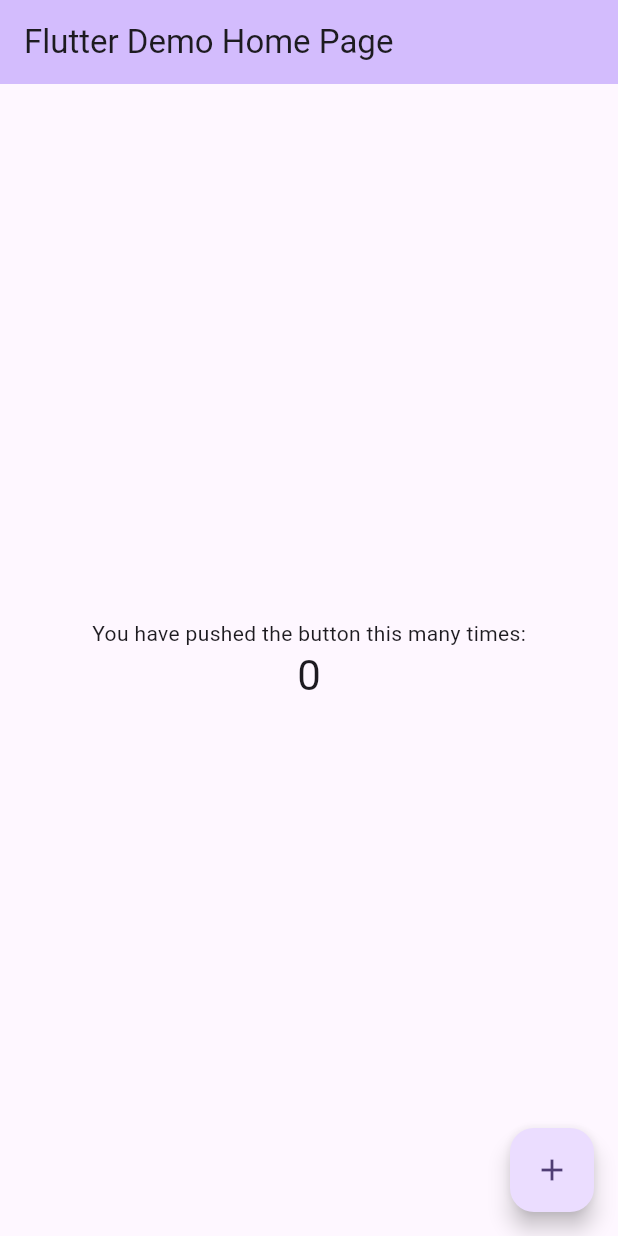
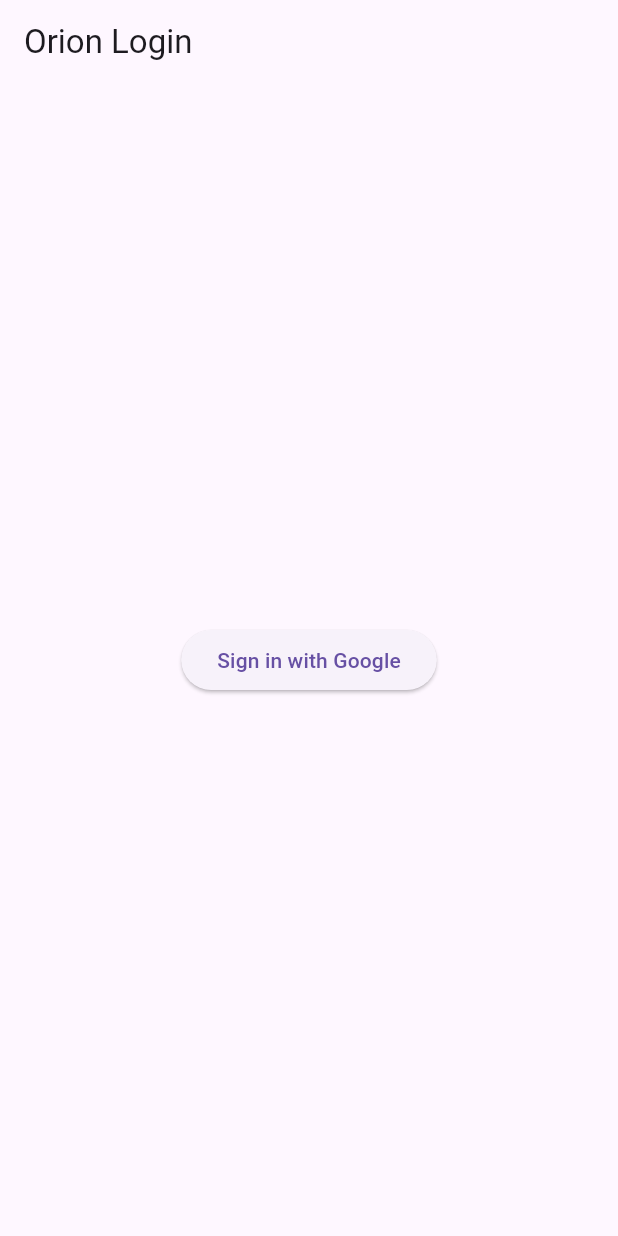
Before and after one commit to wilofice/orion_ai, a Flutter app: the screen it shows after launch, on a phone screen of 412 x 824 dp. Run offline on Flutter 3.47's test engine with Material 3 defaults, Android fonts, the phone set to English and light mode, and no system bars; our stand-ins replace firebase_auth, firebase_core, go_router, google_sign_in; accounts and stored records are empty.

Commit message:
Add GoRouter dependency and create new screens for Chat, Event List, and Main Tabs

```diff
--- a/lib/main.dart
+++ b/lib/main.dart
@@ -1,128 +1,104 @@
+// lib/main.dart
+
 import 'package:flutter/material.dart';
 import 'package:firebase_core/firebase_core.dart';
-import 'firebase_options.dart';
+import 'package:provider/provider.dart';
+// Import your AuthProvider
+import 'src/auth/auth_provider.dart'; // Adjust path as needed
+// Import your RootNavigator or initial app widget
+// import 'package:orion_app/src/navigation/root_navigator.dart'; // Example
+
+// Import Firebase options (generated by FlutterFire CLI)
+import 'firebase_options.dart'; // Ensure this file exists and is configured
 
 void main() async {
   WidgetsFlutterBinding.ensureInitialized();
+  // Initialize Firebase
   await Firebase.initializeApp(
     options: DefaultFirebaseOptions.currentPlatform,
   );
-  runApp(const MyApp());
+  runApp(const OrionApp());
 }
 
-class MyApp extends StatelessWidget {
-  const MyApp({super.key});
+class OrionApp extends StatelessWidget {
+  const OrionApp({super.key});
 
-  // This widget is the root of your application.
   @override
   Widget build(BuildContext context) {
-    return MaterialApp(
-      title: 'Flutter Demo',
+    // Provide AuthProvider at the top of your widget tree
+    return ChangeNotifierProvider<AuthProvider>(
+      create: (_) => AuthProvider(),
+      child: MaterialApp(
+        title: 'Orion Calendar Assistant',
         theme: ThemeData(
-        // This is the theme of your application.
-        //
-        // TRY THIS: Try running your application with "flutter run". You'll see
-        // the application has a purple toolbar. Then, without quitting the app,
-        // try changing the seedColor in the colorScheme below to Colors.green
-        // and then invoke "hot reload" (save your changes or press the "hot
-        // reload" button in a Flutter-supported IDE, or press "r" if you used
-        // the command line to start the app).
-        //
-        // Notice that the counter didn't reset back to zero; the application
-        // state is not lost during the reload. To reset the state, use hot
-        // restart instead.
-        //
-        // This works for code too, not just values: Most code changes can be
-        // tested with just a hot reload.
-        colorScheme: ColorScheme.fromSeed(seedColor: Colors.deepPurple),
+          primarySwatch: Colors.blue,
+          visualDensity: VisualDensity.adaptivePlatformDensity,
         ),
-      home: const MyHomePage(title: 'Flutter Demo Home Page'),
+        // Your RootNavigator will consume AuthProvider to decide
+        // whether to show LoginScreen or MainApp screens.
+        // home: RootNavigator(), // Example
+        home: const AuthGate(), // Placeholder for navigation logic
+      ),
     );
   }
 }
 
-class MyHomePage extends StatefulWidget {
-  const MyHomePage({super.key, required this.title});
-
-  // This widget is the home page of your application. It is stateful, meaning
-  // that it has a State object (defined below) that contains fields that affect
-  // how it looks.
-
-  // This class is the configuration for the state. It holds the values (in this
-  // case the title) provided by the parent (in this case the App widget) and
-  // used by the build method of the State. Fields in a Widget subclass are
-  // always marked "final".
-
-  final String title;
-
-  @override
-  State<MyHomePage> createState() => _MyHomePageState();
-}
-
-class _MyHomePageState extends State<MyHomePage> {
-  int _counter = 0;
-
-  void _incrementCounter() {
-    setState(() {
-      // This call to setState tells the Flutter framework that something has
-      // changed in this State, which causes it to rerun the build method below
-      // so that the display can reflect the updated values. If we changed
-      // _counter without calling setState(), then the build method would not be
-      // called again, and so nothing would appear to happen.
-      _counter++;
-    });
-  }
+// Placeholder widget to demonstrate consuming AuthProvider
+// This logic will typically be in your RootNavigator (FE-TASK-7)
+class AuthGate extends StatelessWidget {
+  const AuthGate({super.key});
 
   @override
   Widget build(BuildContext context) {
-    // This method is rerun every time setState is called, for instance as done
-    // by the _incrementCounter method above.
-    //
-    // The Flutter framework has been optimized to make rerunning build methods
-    // fast, so that you can just rebuild anything that needs updating rather
-    // than having to individually change instances of widgets.
+    // Listen to AuthProvider
+    final authProvider = Provider.of<AuthProvider>(context);
+
+    if (authProvider.isLoading) {
+      return const Scaffold(
+        body: Center(child: CircularProgressIndicator()),
+      );
+    }
+
+    if (authProvider.isAuthenticated) {
+      // Replace with your main app screen/navigator
       return Scaffold(
-      appBar: AppBar(
-        // TRY THIS: Try changing the color here to a specific color (to
-        // Colors.amber, perhaps?) and trigger a hot reload to see the AppBar
-        // change color while the other colors stay the same.
-        backgroundColor: Theme.of(context).colorScheme.inversePrimary,
-        // Here we take the value from the MyHomePage object that was created by
-        // the App.build method, and use it to set our appbar title.
-        title: Text(widget.title),
-      ),
+        appBar: AppBar(title: const Text('Orion Main App')),
         body: Center(
-        // Center is a layout widget. It takes a single child and positions it
-        // in the middle of the parent.
           child: Column(
-          // Column is also a layout widget. It takes a list of children and
-          // arranges them vertically. By default, it sizes itself to fit its
-          // children horizontally, and tries to be as tall as its parent.
-          //
-          // Column has various properties to control how it sizes itself and
-          // how it positions its children. Here we use mainAxisAlignment to
-          // center the children vertically; the main axis here is the vertical
-          // axis because Columns are vertical (the cross axis would be
-          // horizontal).
-          //
-          // TRY THIS: Invoke "debug painting" (choose the "Toggle Debug Paint"
-          // action in the IDE, or press "p" in the console), to see the
-          // wireframe for each widget.
             mainAxisAlignment: MainAxisAlignment.center,
-          children: <Widget>[
-            const Text('You have pushed the button this many times:'),
-            Text(
-              '$_counter',
-              style: Theme.of(context).textTheme.headlineMedium,
+            children: [
+              Text('Welcome, ${authProvider.currentUser?.displayName ?? authProvider.currentUser?.email ?? 'User'}!'),
+              const SizedBox(height: 20),
+              ElevatedButton(
+                onPressed: () => authProvider.signOut(),
+                child: const Text('Sign Out'),
               ),
             ],
           ),
         ),
-      floatingActionButton: FloatingActionButton(
-        onPressed: _incrementCounter,
-        tooltip: 'Increment',
-        child: const Icon(Icons.add),
-      ), // This trailing comma makes auto-formatting nicer for build methods.
+      );
+    } else {
+      // Replace with your LoginScreen (FE-TASK-6)
+      // For now, just a button to trigger login
+      return Scaffold(
+        appBar: AppBar(title: const Text('Orion Login')),
+        body: Center(
+          child: Column(
+            mainAxisAlignment: MainAxisAlignment.center,
+            children: [
+              if (authProvider.errorMessage != null)
+                Padding(
+                  padding: const EdgeInsets.all(8.0),
+                  child: Text(authProvider.errorMessage!, style: const TextStyle(color: Colors.red)),
+                ),
+              ElevatedButton(
+                onPressed: () => authProvider.signInWithGoogle(),
+                child: const Text('Sign in with Google'),
+              ),
+            ],
+          ),
+        ),
       );
     }
   }
+}
--- a/lib/src/auth/auth_provider.dart
+++ b/lib/src/auth/auth_provider.dart
@@ -0,0 +1,196 @@
+// lib/src/auth/auth_provider.dart
+
+import 'dart:async';
+import 'package:flutter/material.dart'; // For ChangeNotifier
+import 'package:firebase_auth/firebase_auth.dart' as fb_auth; // Alias to avoid name clash
+import 'package:google_sign_in/google_sign_in.dart';
+// For FirebaseException
+// import 'package:firebase_analytics/firebase_analytics.dart'; // For logging events
+
+// Define a simpler User type if needed, or use fb_auth.User directly
+// For this example, fb_auth.User is sufficient.
+// typedef User = fb_auth.User;
+
+class AuthProvider with ChangeNotifier {
+  final fb_auth.FirebaseAuth _firebaseAuth;
+  final GoogleSignIn _googleSignIn;
+  // final FirebaseAnalytics _analytics; // Optional: for logging
+
+  fb_auth.User? _currentUser;
+  bool _isLoading = true; // Start true for initial auth state check
+  String? _errorMessage;
+  String? _googleIdToken; // Store Google ID token if needed
+  String? _googleAccessToken; // Store Google Access token if needed for direct API calls
+
+  StreamSubscription<fb_auth.User?>? _authStateSubscription;
+
+  AuthProvider({
+    fb_auth.FirebaseAuth? firebaseAuth,
+    GoogleSignIn? googleSignIn,
+    // FirebaseAnalytics? analytics,
+  })  : _firebaseAuth = firebaseAuth ?? fb_auth.FirebaseAuth.instance,
+        _googleSignIn = googleSignIn ?? GoogleSignIn(
+          // Optionally configure scopes here if needed for Google APIs directly
+          // scopes: [
+          //   'email',
+          //   'https://www.googleapis.com/auth/calendar.readonly', // Example scope
+          // ],
+        )
+  // _analytics = analytics ?? FirebaseAnalytics.instance
+  {
+    _listenToAuthChanges();
+  }
+
+  // --- Getters for state ---
+  fb_auth.User? get currentUser => _currentUser;
+  bool get isLoading => _isLoading;
+  String? get errorMessage => _errorMessage;
+  String? get googleIdToken => _googleIdToken;
+  String? get googleAccessToken => _googleAccessToken;
+
+  bool get isAuthenticated => _currentUser != null;
+
+  // --- Step 4.5: Listen to auth state changes ---
+  void _listenToAuthChanges() {
+    print('AuthProvider: Setting up Firebase auth state listener...');
+    _authStateSubscription = _firebaseAuth.authStateChanges().listen(
+          (fb_auth.User? user) {
+        print('AuthProvider: Auth state changed. User: ${user?.uid ?? 'No user'}');
+        _currentUser = user;
+        _googleIdToken = null; // Clear tokens on auth state change
+        _googleAccessToken = null;
+
+        if (_isLoading) {
+          _isLoading = false; // Finished initial check
+        }
+        _errorMessage = null; // Clear any previous errors on auth change
+        notifyListeners();
+      },
+      onError: (error) {
+        print('AuthProvider: Auth state listener error: $error');
+        _currentUser = null;
+        _googleIdToken = null;
+        _googleAccessToken = null;
+        _errorMessage = "Error in authentication state: $error";
+        if (_isLoading) {
+          _isLoading = false;
+        }
+        notifyListeners();
+      },
+    );
+  }
+
+  // --- Step 4.2: Implement signInWithGoogle ---
+  Future<void> signInWithGoogle() async {
+    _isLoading = true;
+    _errorMessage = null;
+    notifyListeners();
+    print('AuthProvider: Attempting Google Sign-In...');
+
+    try {
+      // Trigger the Google authentication flow.
+      final GoogleSignInAccount? googleUser = await _googleSignIn.signIn();
+
+      if (googleUser == null) {
+        // User cancelled the sign-in
+        print('AuthProvider: Google Sign-In cancelled by user.');
+        _errorMessage = 'Sign-in cancelled by user.';
+        _isLoading = false;
+        notifyListeners();
+        return;
+      }
+      print('AuthProvider: Google Sign-In successful, got GoogleSignInAccount.');
+
+      // Obtain the auth details from the request
+      final GoogleSignInAuthentication googleAuth = await googleUser.authentication;
+      _googleIdToken = googleAuth.idToken;
+      _googleAccessToken = googleAuth.accessToken; // Useful for direct Google API calls
+      print('AuthProvider: Retrieved Google ID and Access tokens.');
+
+      if (googleAuth.idToken == null) {
+        throw fb_auth.FirebaseAuthException(
+          code: 'google-sign-in-no-id-token',
+          message: 'Google Sign-In failed to return an ID token.',
+        );
+      }
+
+      // Create a new Firebase credential
+      final fb_auth.AuthCredential credential = fb_auth.GoogleAuthProvider.credential(
+        accessToken: googleAuth.accessToken,
+        idToken: googleAuth.idToken,
+      );
+      print('AuthProvider: Created Firebase Google credential.');
+
+      // Sign-in to Firebase with the credential
+      await _firebaseAuth.signInWithCredential(credential);
+      print('AuthProvider: Firebase Sign-In with Google credential successful.');
+
+      // Log analytics event (optional)
+      // await _analytics.logLogin(loginMethod: 'google');
+      // print('AuthProvider: Logged login event to Firebase Analytics.');
+
+      // Auth state listener will update _currentUser and set _isLoading = false
+      // _isLoading = false; // No need to set here, listener handles it
+      // _errorMessage = null; // Already cleared at the start
+      // notifyListeners(); // Listener will notify
+
+    } on fb_auth.FirebaseAuthException catch (e) {
+      print('AuthProvider: FirebaseAuthException during Google Sign-In: ${e.code} - ${e.message}');
+      _errorMessage = "Firebase Auth Error: ${e.message} (${e.code})";
+      _isLoading = false;
+      notifyListeners();
+    } catch (e) {
+      print('AuthProvider: Generic error during Google Sign-In: $e');
+      _errorMessage = 'An unexpected error occurred during sign-in: $e';
+      _isLoading = false;
+      notifyListeners();
+    }
+  }
+
+  // --- Step 4.3: Implement signOut ---
+  Future<void> signOut() async {
+    _isLoading = true;
+    notifyListeners(); // Show loading state immediately
+    print('AuthProvider: Attempting Sign Out...');
+
+    try {
+      // Sign out from Firebase
+      await _firebaseAuth.signOut();
+      print('AuthProvider: Firebase Sign Out successful.');
+
+      // Sign out from Google (disconnects app, user has to choose account again next time)
+      // Using signOut() is usually enough. disconnect() is more thorough.
+      await _googleSignIn.signOut();
+      // await _googleSignIn.disconnect(); // Optional: if you want to force account chooser
+      print('AuthProvider: Google Sign-In Sign Out successful.');
+
+      // Log analytics event (optional)
+      // await _analytics.logEvent(name: 'logout');
+      // print('AuthProvider: Logged logout event to Firebase Analytics.');
+
+      // Auth state listener will update _currentUser to null and _isLoading = false
+      // _currentUser = null; // Handled by listener
+      // _googleIdToken = null; // Handled by listener
+      // _googleAccessToken = null; // Handled by listener
+      // _isLoading = false; // Handled by listener
+      // _errorMessage = null; // Handled by listener
+      // notifyListeners(); // Listener will notify
+
+    } catch (e) {
+      print('AuthProvider: Error during Sign Out: $e');
+      _errorMessage = 'Error during sign out: $e';
+      _isLoading = false; // Ensure loading stops even on error
+      notifyListeners();
+    }
+  }
+
+  // --- Step 4.6: Expose methods (already done by making them public) ---
+  // State is exposed via getters.
+
+  @override
+  void dispose() {
+    print('AuthProvider: Disposing and cancelling auth state listener.');
+    _authStateSubscription?.cancel();
+    super.dispose();
+  }
+}
--- a/pubspec.yaml
+++ b/pubspec.yaml
@@ -43,7 +43,7 @@
 
   # Google Sign-In
   google_sign_in: ^6.3.0
-
+  go_router: ^15.1.2
   # Firebase Analytics
   #firebase_analytics: ^10.8.0
 
@@ -85,6 +85,7 @@
   # Use with the CupertinoIcons class for iOS style icons.
   cupertino_icons: ^1.0.8
 
+  provider: any
 dev_dependencies:
   flutter_test:
     sdk: flutter
```
Also changed, not shown: lib/src/auth/login_screen.dart (+155 -0 lines), lib/src/chat/chat_screen.dart (+13 -0 lines), lib/src/events/event_list_screen.dart (+13 -0 lines), lib/src/navigation/main_tabs_screen.dart (+56 -0 lines), lib/src/navigation/app_router.dart (added), lib/src/preferences/preferences_scree.dart (deleted), lib/src/preferences/preferences_screen.dart (added), 1 other file. Lines whose indentation alone changed are shown as unchanged.
